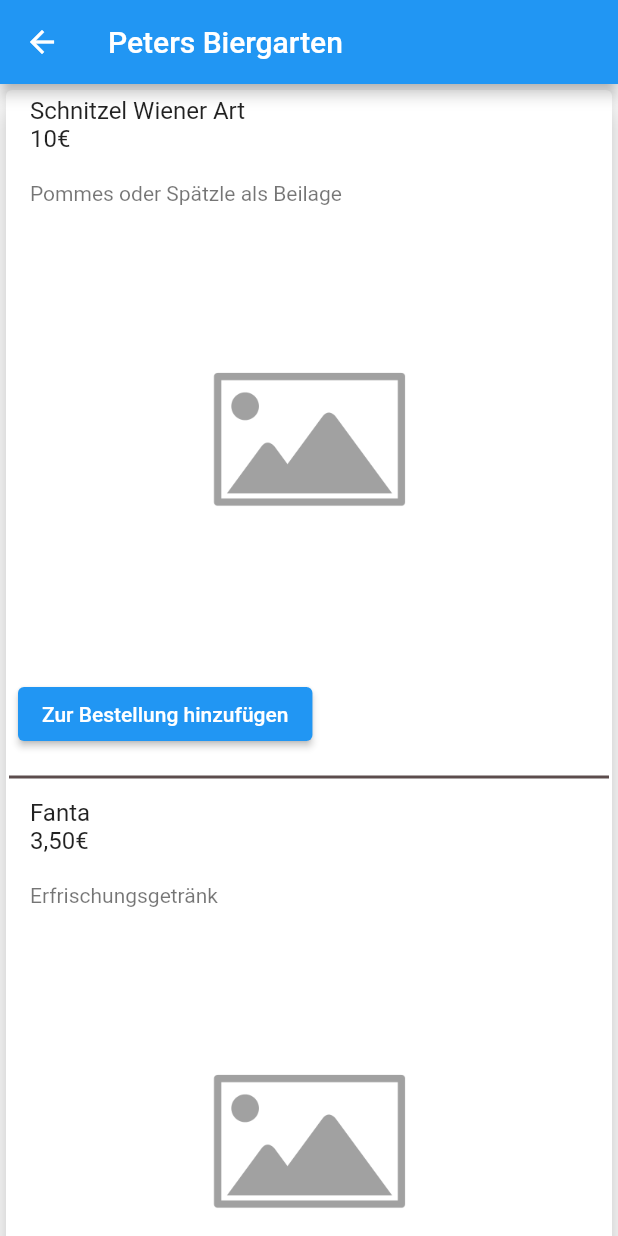
After one commit to snackbeard/mpc-biergarten, a Flutter app: the RestaurantPage screen opened directly, on a phone screen of 412 x 824 dp. The commit adds this screen. Run offline on Flutter 3.47's test engine with Material 2 defaults, Android fonts, the phone set to English and light mode, and no system bars; our stand-ins replace flutter_map, latlong2.

Commit message:
modified mapPage, added restaurantPage with menu items, added searchPage with basic search bar

```diff
--- a/lib/main.dart
+++ b/lib/main.dart
@@ -1,6 +1,6 @@
 import 'package:flutter/material.dart';
-import 'package:flutter_map/flutter_map.dart';
-import 'package:latlong2/latlong.dart';
+import 'package:mpcbiergarten/mapPage.dart';
+import 'package:mpcbiergarten/searchPage.dart';
 
 void main() => runApp(const MyApp());
 
@@ -13,9 +13,12 @@ class MyApp extends StatefulWidget {
 
 class _MyAppState extends State<MyApp> {
   int _selectedIndex = 0;
-  MapController mapController = MapController();
 
-  static const List<Widget> _widgetOptions = <Widget>[    Text(      'Index 0: Home',    ),    Text(      'Index 1: Search',    ),    Text(      'Index 2: Profile',    ),  ];
+  static const List<Widget> _screens = <Widget>[
+      MapPage(),
+      SearchPage(),
+      MapPage()
+    ];
 
   void _onItemTapped(int index) {
     setState(() {
@@ -34,71 +37,7 @@ class _MyAppState extends State<MyApp> {
         appBar: AppBar(
           title: const Text('Biergarten'),
         ),
-        body: FlutterMap(
-          options: MapOptions(
-            center: LatLng(49.133592481774116, 9.228640120723618),
-            zoom: 13.0,
-            minZoom: 10.0,
-            maxZoom: 18.0,
-            controller: mapController,
-          ),
-          layers: [
-            TileLayerOptions(
-              urlTemplate:
-              'https://{s}.tile.openstreetmap.org/{z}/{x}/{y}.png',
-              subdomains: ['a', 'b', 'c'],
-            ),
-            MarkerLayerOptions(
-              markers: [
-                Marker(
-                  width: 80.0,
-                  height: 80.0,
-                  point: LatLng(49.138857433272385, 9.254136844067324),
-                  builder: (ctx) => IconButton(
-                    icon: const Icon(
-                      Icons.location_on,
-                      color: Colors.green,
-                      size: 50,
-                    ),
-                    onPressed: () {
-                      print("Biergarten 1");
-                    },
-                  ),
-                ),
-                Marker(
-                  width: 80.0,
-                  height: 80.0,
-                  point: LatLng(49.132980588602585, 9.263301254971836),
-                  builder: (ctx) => const Icon(
-                    Icons.location_on,
-                    color: Colors.red,
-                    size: 50,
-                  ),
-                ),
-                Marker(
-                  width: 80.0,
-                  height: 80.0,
-                  point: LatLng(49.133902849001146, 9.2049815172233),
-                  builder: (ctx) => const Icon(
-                    Icons.location_on,
-                    color: Colors.green,
-                    size: 50,
-                  ),
-                ),
-                Marker(
-                  width: 80.0,
-                  height: 80.0,
-                  point: LatLng(49.127209816202466, 9.199046556108982),
-                  builder: (ctx) => const Icon(
-                    Icons.location_on,
-                    color: Colors.green,
-                    size: 50,
-                  ),
-                )
-              ],
-            ),
-          ],
-        ),
+        body: _screens.elementAt(_selectedIndex),
         bottomNavigationBar: BottomNavigationBar(
           items: const <BottomNavigationBarItem>[
             BottomNavigationBarItem(
--- /dev/null
+++ b/lib/restaurantPage.dart
@@ -0,0 +1,83 @@
+import 'package:flutter/material.dart';
+
+class RestaurantPage extends StatefulWidget {
+  const RestaurantPage({Key? key, required this.name}) : super(key: key);
+
+  final String name;
+
+  @override
+  State<RestaurantPage> createState() => _RestaurantPageState();
+}
+
+class _RestaurantPageState extends State<RestaurantPage> {
+
+  final List<Widget> _menu = <Widget>[
+    Card(
+      clipBehavior: Clip.antiAlias,
+      elevation: 8,
+      child: Column(
+        children: [
+          const ListTile(
+            title: Text('Schnitzel Wiener Art\n10€\n'),
+            subtitle: Text(
+              'Pommes oder Spätzle als Beilage'
+            ),
+          ),
+          Image.asset('assets/placeholder-image.png'),
+          ButtonBar(
+            alignment: MainAxisAlignment.start,
+            children: [
+              ElevatedButton(
+                child: const Text('Zur Bestellung hinzufügen'),
+                onPressed: () {},
+              )
+            ],
+          ),
+          const Divider(
+            height: 20,
+            thickness: 2,
+            color: Color(0xff5c4d4d),
+            indent: 2,
+            endIndent: 2,
+          ),
+          const ListTile(
+            title: Text('Fanta\n3,50€\n'),
+            subtitle: Text(
+                'Erfrischungsgetränk'
+            ),
+          ),
+          Image.asset('assets/placeholder-image.png'),
+          ButtonBar(
+            alignment: MainAxisAlignment.start,
+            children: [
+              ElevatedButton(
+                child: const Text('Zur Bestellung hinzufügen'),
+                onPressed: () {},
+              )
+            ],
+          )
+        ],
+      ),
+    )
+  ];
+
+
+  @override
+  Widget build(BuildContext context) {
+    return Scaffold(
+      appBar: AppBar(
+        title: Text(widget.name)
+      ),
+      body: ListView.builder(
+        itemCount: _menu.length,
+        itemBuilder: (context, index) {
+          return Column(
+            children: [
+              _menu[index]
+            ],
+          );
+        },
+      ),
+    );
+  }
+}
--- a/pubspec.yaml
+++ b/pubspec.yaml
@@ -59,8 +59,8 @@ flutter:
   uses-material-design: true
 
   # To add assets to your application, add an assets section, like this:
-  # assets:
-  #   - images/a_dot_burr.jpeg
+  assets:
+     - assets/placeholder-image.png
   #   - images/a_dot_ham.jpeg
 
   # An image asset can refer to one or more resolution-specific "variants", see
```
Also changed, not shown: lib/mapPage.dart (added, +91 -0 lines), lib/searchPage.dart (added, +28 -0 lines), assets/placeholder-image.png (added).
